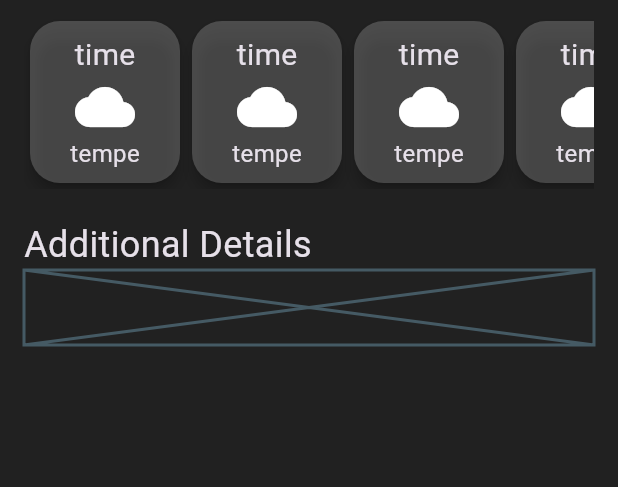
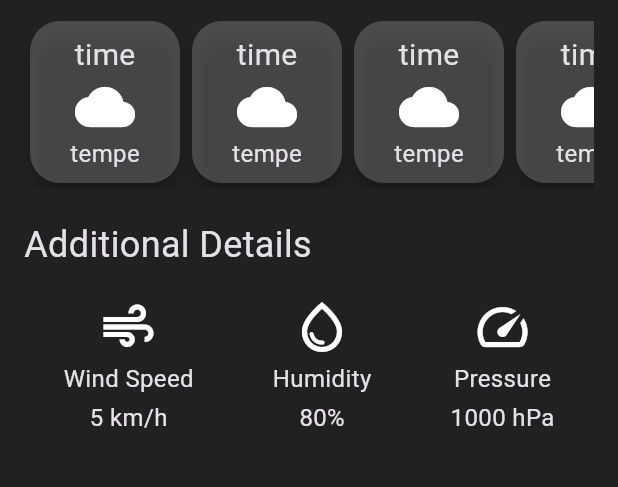
Before and after one commit to MissVintee/weather_app, a Flutter app: the screen it shows after launch, on a phone screen of 412 x 824 dp, the part 429-916 px from its top. Run offline on Flutter 3.47's test engine with Material 3 defaults, Android fonts, the phone set to English and light mode, and no system bars.

Commit message:
Added AdditionalInfoItem, HourlyForecastCard widgets to WeatherScreen

```diff
--- /dev/null
+++ b/lib/additional_info.dart
@@ -0,0 +1,36 @@
+import 'package:flutter/material.dart';
+
+class AdditionalInfoItem extends StatelessWidget {
+  final String title;
+  final String value;
+  final IconData icon;
+
+  const AdditionalInfoItem({
+    super.key,
+    required this.title,
+    required this.value,
+    required this.icon,
+  });
+
+  @override
+  Widget build(BuildContext context) {
+    return Container(
+      padding: const EdgeInsets.all(8.0),
+      child: Column(
+        children: [
+          Icon(icon, size: 40),
+          const SizedBox(height: 3),
+          Text(
+            title,
+            style: TextStyle(fontSize: 16, fontWeight: FontWeight.w400),
+          ),
+          const SizedBox(height: 3),
+          Text(
+            value,
+            style: TextStyle(fontSize: 16, fontWeight: FontWeight.w400),
+          ),
+        ],
+      ),
+    );
+  }
+}
--- /dev/null
+++ b/lib/hourly_forecast_item.dart
@@ -0,0 +1,31 @@
+import 'package:flutter/material.dart';
+
+class HourlyForcastCard extends StatelessWidget {
+  const HourlyForcastCard({super.key});
+
+  @override
+  Widget build(BuildContext context) {
+    return Card(
+      elevation: 4,
+      color: const Color.fromARGB(50, 255, 255, 255),
+      shape: RoundedRectangleBorder(borderRadius: BorderRadius.circular(20)),
+      child: Container(
+        width: 100,
+        padding: const EdgeInsets.all(8.0),
+        child: Column(
+          children: [
+            Text(
+              'time',
+              style: TextStyle(fontSize: 20, fontWeight: FontWeight.w400),
+            ),
+            Icon(Icons.cloud, size: 40),
+            Text(
+              'tempe',
+              style: TextStyle(fontSize: 16, fontWeight: FontWeight.w400),
+            ),
+          ],
+        ),
+      ),
+    );
+  }
+}
--- a/lib/weather_screen.dart
+++ b/lib/weather_screen.dart
@@ -1,6 +1,7 @@
 import 'dart:ui';
-
 import 'package:flutter/material.dart';
+import 'hourly_forecast_item.dart';
+import 'additional_info.dart';
 
 class WeatherScreen extends StatelessWidget {
   const WeatherScreen({super.key});
@@ -75,6 +76,7 @@ class WeatherScreen extends StatelessWidget {
               'Weather Forecast',
               style: TextStyle(fontSize: 24, fontWeight: FontWeight.w400),
             ),
+
             const SizedBox(height: 10),
             SingleChildScrollView(
               scrollDirection: Axis.horizontal,
@@ -85,7 +87,7 @@ class WeatherScreen extends StatelessWidget {
                   HourlyForcastCard(),
                   HourlyForcastCard(),
                   HourlyForcastCard(),
-                  HourlyForcastCard()
+                  HourlyForcastCard(),
                 ],
               ),
             ),
@@ -97,36 +99,27 @@ class WeatherScreen extends StatelessWidget {
               'Additional Details',
               style: TextStyle(fontSize: 24, fontWeight: FontWeight.w400),
             ),
-            Placeholder(fallbackHeight: 50),
-          ],
-        ),
-      ),
-    );
-  }
-}
 
-class HourlyForcastCard extends StatelessWidget {
-  const HourlyForcastCard({super.key});
-
-  @override
-  Widget build(BuildContext context) {
-    return Card(
-      elevation: 4,
-      color: const Color.fromARGB(50, 255, 255, 255),
-      shape: RoundedRectangleBorder(borderRadius: BorderRadius.circular(20)),
-      child: Container(
-        width: 100,
-        padding: const EdgeInsets.all(8.0),
-        child: Column(
-          children: [
-            Text(
-              'time',
-              style: TextStyle(fontSize: 20, fontWeight: FontWeight.w400),
-            ),
-            Icon(Icons.cloud, size: 40),
-            Text(
-              'tempe',
-              style: TextStyle(fontSize: 16, fontWeight: FontWeight.w400),
+            const SizedBox(height: 10),
+            Row(
+              mainAxisAlignment: MainAxisAlignment.spaceAround,
+              children: [
+                AdditionalInfoItem(
+                  title: 'Wind Speed',
+                  value: '5 km/h',
+                  icon: Icons.air,
+                ),
+                AdditionalInfoItem(
+                  title: 'Humidity',
+                  value: '80%',
+                  icon: Icons.water_drop_outlined,
+                ),
+                AdditionalInfoItem(
+                  title: 'Pressure',
+                  value: '1000 hPa',
+                  icon: Icons.speed,
+                ),
+              ],
             ),
           ],
         ),
```
